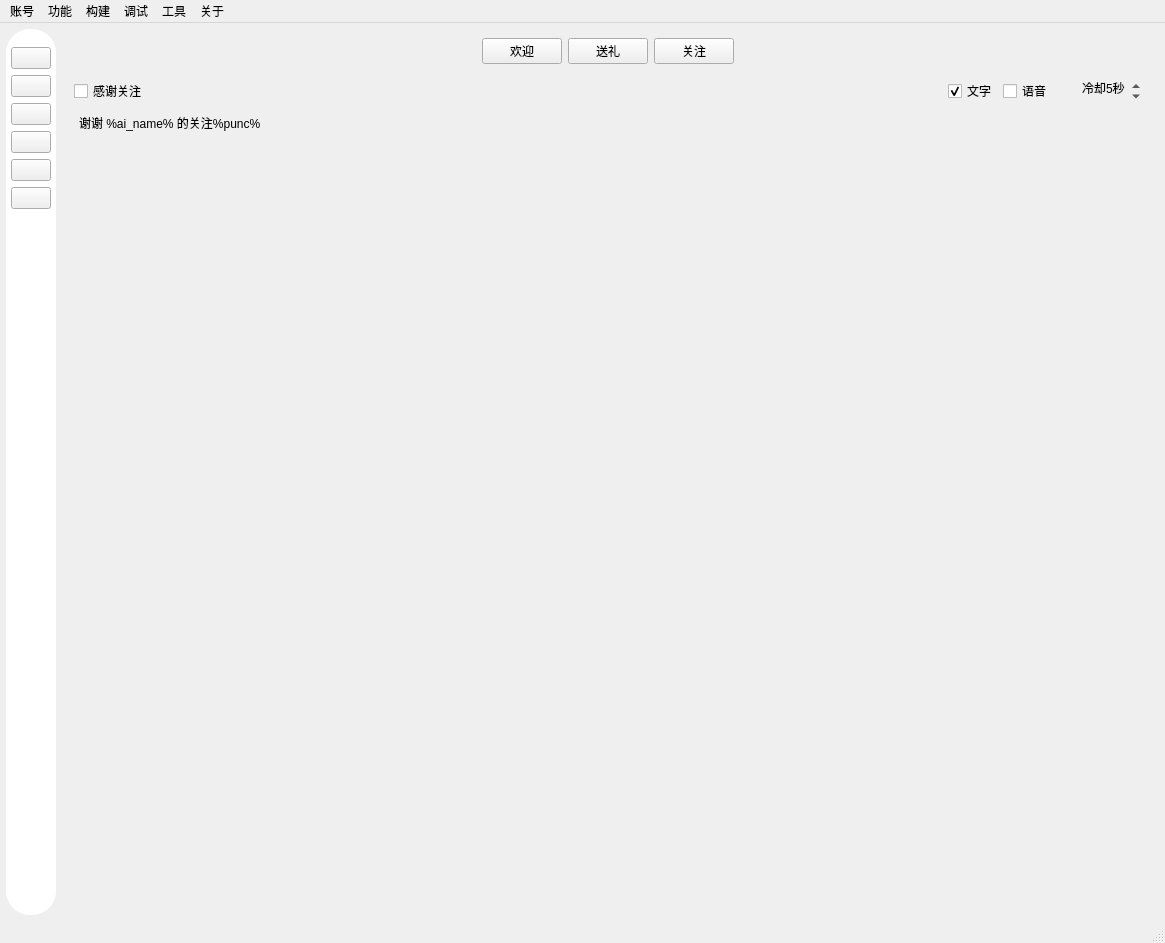
This is mainwindow/mainwindow.ui in iwxyi/Bilibili-MagicalDanmaku as Qt 5 draws it before an edit. The edited form follows.
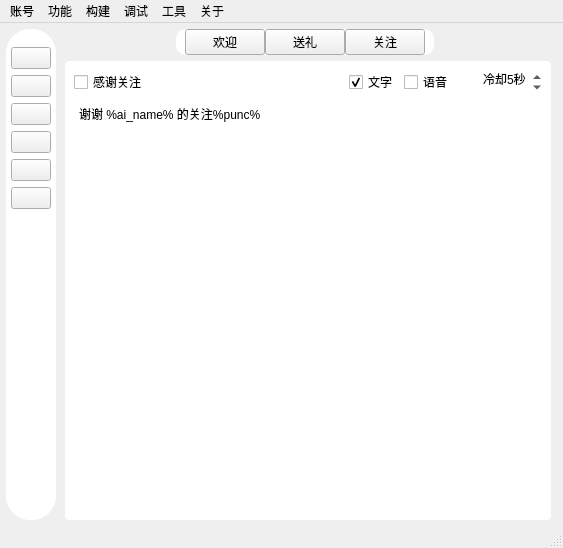
This is the edited form. The open tabs and pages were chosen to show the change. Icons and pictures are not drawn. Custom widgets are drawn as their Qt base class.

Commit message: 完善答谢页面的界面

Diff of the .ui file:
```diff
--- a/mainwindow/mainwindow.ui
+++ b/mainwindow/mainwindow.ui
@@ -6,8 +6,8 @@
    <rect>
     <x>0</x>
     <y>0</y>
-    <width>1165</width>
-    <height>943</height>
+    <width>563</width>
+    <height>548</height>
    </rect>
   </property>
   <property name="windowTitle">
@@ -2800,6 +2800,18 @@
       </widget>
       <widget class="QWidget" name="thankPage">
        <layout class="QVBoxLayout" name="verticalLayout_3">
+        <property name="leftMargin">
+         <number>9</number>
+        </property>
+        <property name="topMargin">
+         <number>0</number>
+        </property>
+        <property name="rightMargin">
+         <number>6</number>
+        </property>
+        <property name="bottomMargin">
+         <number>0</number>
+        </property>
         <item>
          <layout class="QHBoxLayout" name="horizontalLayout_2">
           <item>
@@ -2816,25 +2828,69 @@
            </spacer>
           </item>
           <item>
-           <widget class="WaterFloatButton" name="pushButton_2">
-            <property name="text">
-             <string>欢迎</string>
+           <widget class="QWidget" name="thankTopTabGroup" native="true">
+            <property name="minimumSize">
+             <size>
+              <width>90</width>
+              <height>20</height>
+             </size>
             </property>
-           </widget>
-          </item>
-          <item>
-           <widget class="WaterFloatButton" name="pushButton_3">
-            <property name="text">
-             <string>送礼</string>
+            <property name="styleSheet">
+             <string notr="true">#thankTopTabGroup
+{
+	background: white;
+	border-radius: 10px;
+}</string>
             </property>
+            <layout class="QHBoxLayout" name="horizontalLayout_18">
+             <property name="spacing">
+              <number>0</number>
+             </property>
+             <property name="topMargin">
+              <number>0</number>
+             </property>
+             <property name="bottomMargin">
+              <number>0</number>
+             </property>
+             <item>
+              <widget class="WaterFloatButton" name="thankWelcomeTabButton">
+               <property name="text">
+                <string>欢迎</string>
+               </property>
+              </widget>
+             </item>
+             <item>
+              <widget class="WaterFloatButton" name="thankGiftTabButton">
+               <property name="text">
+                <string>送礼</string>
+               </property>
+              </widget>
+             </item>
+             <item>
+              <widget class="WaterFloatButton" name="thankAttentionTabButton">
+               <property name="text">
+                <string>关注</string>
+               </property>
+              </widget>
+             </item>
+            </layout>
            </widget>
           </item>
           <item>
-           <widget class="WaterFloatButton" name="pushButton_4">
-            <property name="text">
-             <string>关注</string>
+           <spacer name="horizontalSpacer">
+            <property name="orientation">
+             <enum>Qt::Horizontal</enum>
             </property>
-           </widget>
+            <property name="sizeType">
+             <enum>QSizePolicy::Fixed</enum>
+            </property>
+            <property name="sizeHint" stdset="0">
+             <size>
+              <width>6</width>
+              <height>20</height>
+             </size>
+            </property>
+           </spacer>
           </item>
           <item>
            <spacer name="horizontalSpacer_17">
@@ -2853,6 +2909,13 @@
         </item>
         <item>
          <widget class="QStackedWidget" name="thankStackedWidget">
+          <property name="styleSheet">
+           <string notr="true">#thankStackedWidget, #page, #page_2, #page_3
+{
+	background: white;
+	border-radius: 5px;
+}</string>
+          </property>
           <property name="currentIndex">
            <number>2</number>
           </property>
@@ -3150,6 +3213,18 @@
           </widget>
           <widget class="QWidget" name="page_3">
            <layout class="QVBoxLayout" name="verticalLayout_36">
+            <property name="leftMargin">
+             <number>9</number>
+            </property>
+            <property name="topMargin">
+             <number>9</number>
+            </property>
+            <property name="rightMargin">
+             <number>9</number>
+            </property>
+            <property name="bottomMargin">
+             <number>9</number>
+            </property>
             <item>
              <layout class="QHBoxLayout" name="horizontalLayout_17">
               <property name="topMargin">
@@ -4936,7 +5011,7 @@
     <rect>
      <x>0</x>
      <y>0</y>
-     <width>1165</width>
+     <width>563</width>
      <height>21</height>
     </rect>
    </property>
```
Left out of the diff: 30 changed lines with no effect on the pictures. The commit also changes 3 other files.
